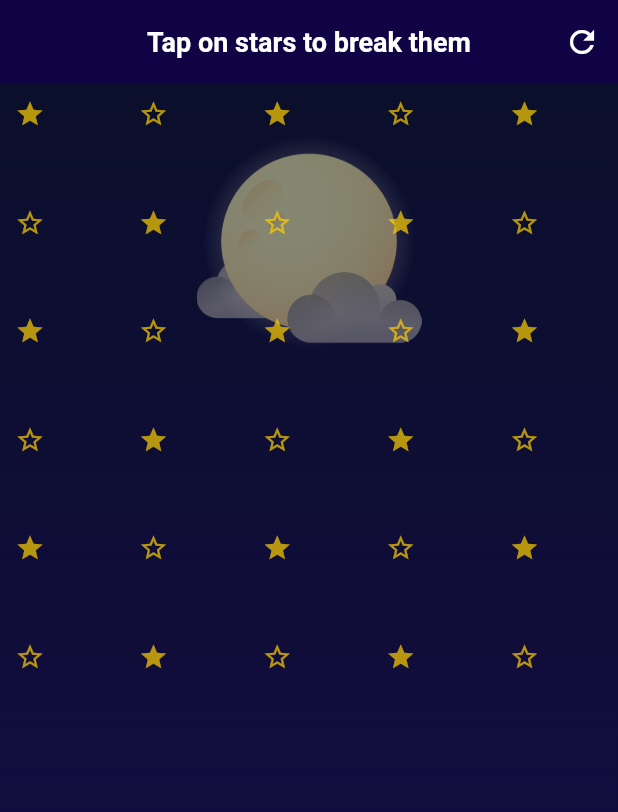
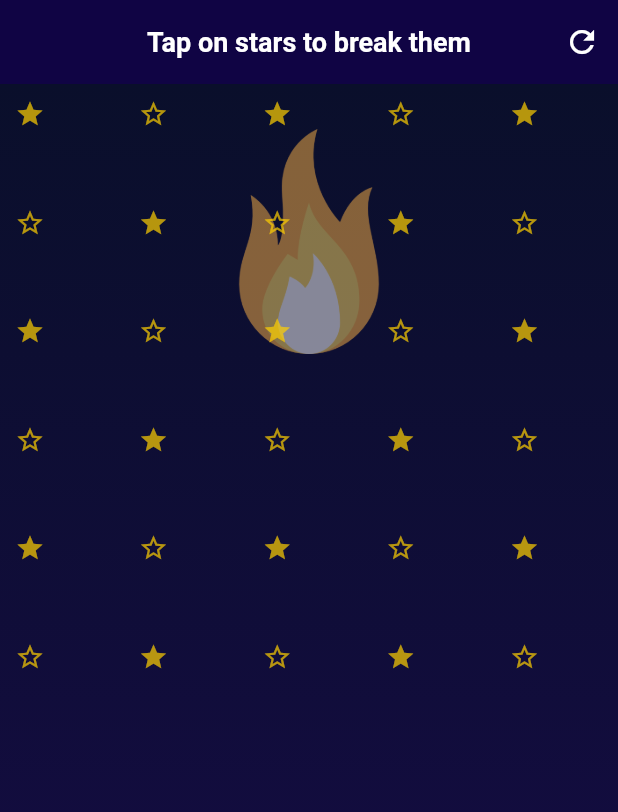
Before and after one commit to Hassan0308/Flutter-Animation, a Flutter app: the screen it shows after launch, on a phone screen of 412 x 824 dp. Shown: the top 812 px of the screen. Run offline on Flutter 3.47's test engine with Material 3 defaults, Android fonts, the phone set to English and light mode, and no system bars.

Commit message:
first commit

```diff
--- a/lib/screens/home_screen.dart
+++ b/lib/screens/home_screen.dart
@@ -68,7 +68,7 @@ class _HomeScreenState extends State<HomeScreen> with TickerProviderStateMixin {
                 child: Opacity(
                     opacity: 0.5,
                     child: Image.asset(
-                      'assets/images/image.png',
+                      'assets/images/moon.png',
                       height: 150,
                       width: 150,
                     ))),
```
Also changed, not shown: assets/images/flame.png (deleted), assets/images/moon.png.
